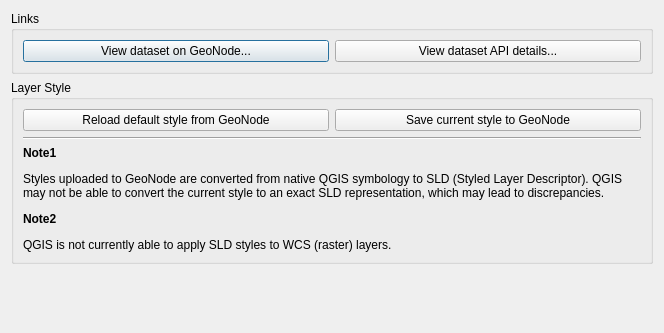
The window that src/qgis_geonode/ui/qgis_geonode_layer_dialog.ui (GeoNode/QGISGeoNodePlugin) describes before a commit, drawn with Qt 5.
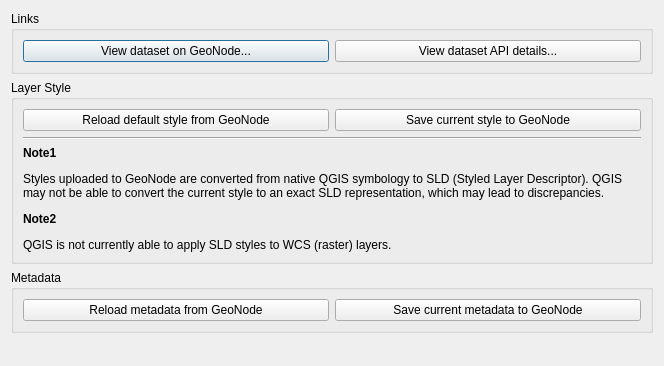
The same window after the commit. Custom widgets are drawn as their Qt base class.

Commit message:
Implement update of metadata fields (#192)
* Add support for making HTTP PATCH requests

* Implement metadata uploads

```diff
--- a/src/qgis_geonode/ui/qgis_geonode_layer_dialog.ui
+++ b/src/qgis_geonode/ui/qgis_geonode_layer_dialog.ui
@@ -7,13 +7,13 @@
     <x>0</x>
     <y>0</y>
     <width>664</width>
-    <height>333</height>
+    <height>366</height>
    </rect>
   </property>
   <property name="windowTitle">
    <string>Geonode Layer</string>
   </property>
-  <layout class="QVBoxLayout" name="verticalLayout_2">
+  <layout class="QVBoxLayout" name="verticalLayout_3">
    <item>
     <widget class="QgsCollapsibleGroupBox" name="links_gb">
      <property name="title">
@@ -90,6 +90,36 @@
      </layout>
     </widget>
    </item>
+   <item>
+    <widget class="QgsCollapsibleGroupBox" name="metadata_gb">
+     <property name="title">
+      <string>Metadata</string>
+     </property>
+     <property name="collapsed">
+      <bool>false</bool>
+     </property>
+     <layout class="QVBoxLayout" name="verticalLayout_2">
+      <item>
+       <layout class="QHBoxLayout" name="horizontalLayout_3">
+        <item>
+         <widget class="QPushButton" name="download_metadata_pb">
+          <property name="text">
+           <string>Reload metadata from GeoNode</string>
+          </property>
+         </widget>
+        </item>
+        <item>
+         <widget class="QPushButton" name="upload_metadata_pb">
+          <property name="text">
+           <string>Save current metadata to GeoNode</string>
+          </property>
+         </widget>
+        </item>
+       </layout>
+      </item>
+     </layout>
+    </widget>
+   </item>
    <item>
     <spacer name="verticalSpacer">
      <property name="orientation">
```
The commit also changes 6 other files.
